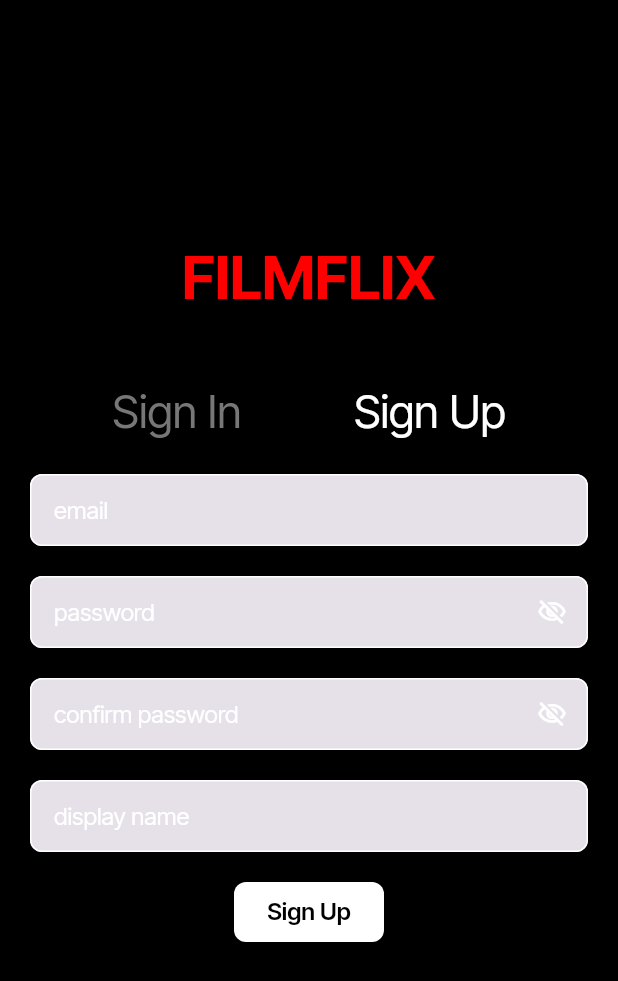
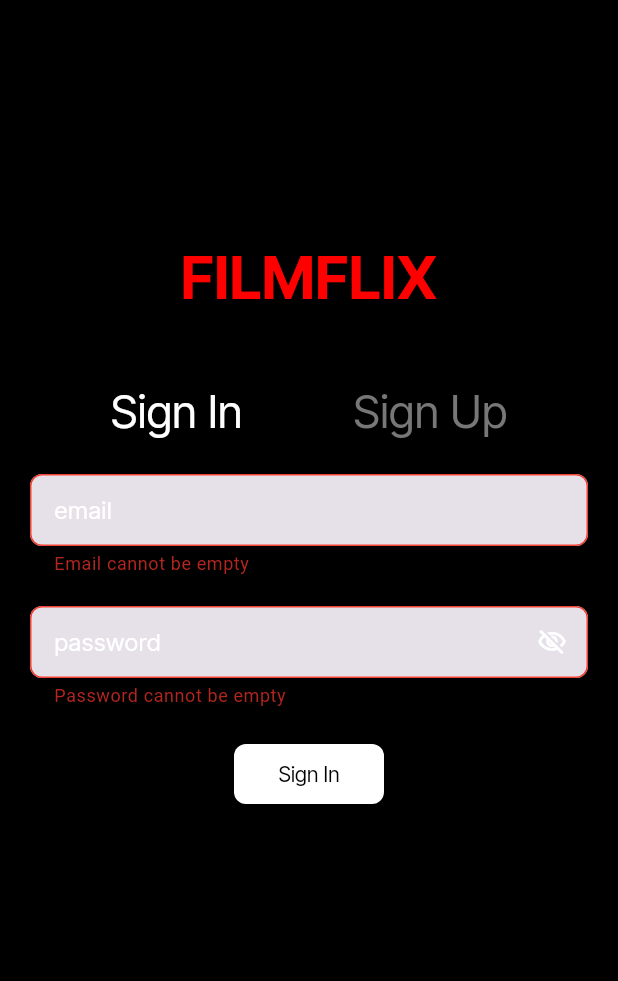
Before and after one commit to GianMen91/tinder_for_movies, a Flutter app: the screen it shows after launch, after a tap on "Sign In", on a phone screen of 412 x 824 dp. Shown: the top 981 px of the screen. Run offline on Flutter 3.47's test engine with Material 3 defaults, Android fonts, the phone set to English and light mode, and no system bars; our stand-ins replace cloud_firestore, firebase_auth, firebase_core, flutter_card_swiper, google_fonts; accounts and stored records are empty; network calls fail.

```diff
--- a/lib/home_page_widget.dart
+++ b/lib/home_page_widget.dart
@@ -31,8 +31,7 @@ class UserRecord {
 class HomePageWidget extends StatefulWidget {
   const HomePageWidget({super.key});
 
-  static String routeName = 'HomePage';
-  static String routePath = '/homePage';
+
 
   @override
   State<HomePageWidget> createState() => _HomePageWidgetState();
--- a/lib/main.dart
+++ b/lib/main.dart
@@ -1,6 +1,6 @@
 import 'package:flutter/material.dart';
 import 'package:firebase_core/firebase_core.dart';
-import 'package:tinder_for_movies/sign_up_widget.dart';
+import 'package:tinder_for_movies/sign_in_widget.dart';
 import 'firebase_options.dart';
 
 void main() async {
@@ -13,7 +13,7 @@ void main() async {
   runApp(
     const MaterialApp(
       debugShowCheckedModeBanner: false,
-      home: SignUpWidget(),
+      home: SignInWidget(),
     ),
   );
 }
--- a/lib/sign_in_widget.dart
+++ b/lib/sign_in_widget.dart
@@ -60,7 +60,10 @@ class _SignInWidgetState extends State<SignInWidget> {
         );
 
         // Navigate to home page on success
-        Navigator.of(context).pushReplacementNamed(HomePageWidget.routeName);
+
+        Navigator.pushReplacement(
+            context,
+            MaterialPageRoute(builder: (context) => const HomePageWidget()));
       } on FirebaseAuthException catch (e) {
         // Handle authentication errors
         ScaffoldMessenger.of(context).showSnackBar(
```
